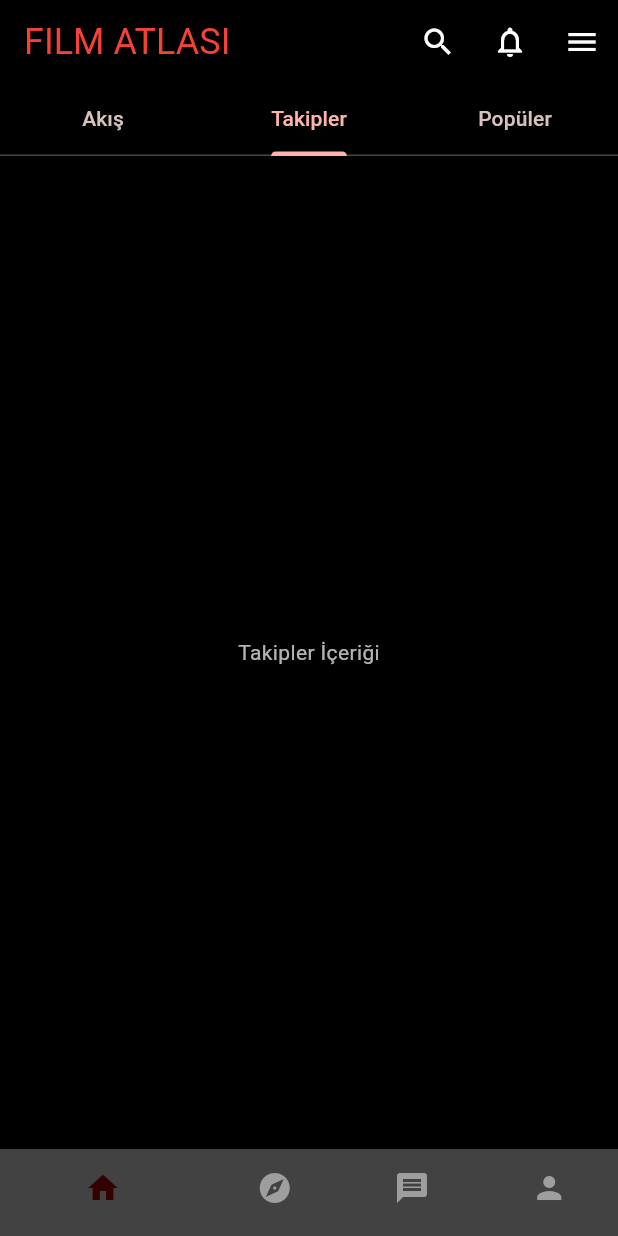
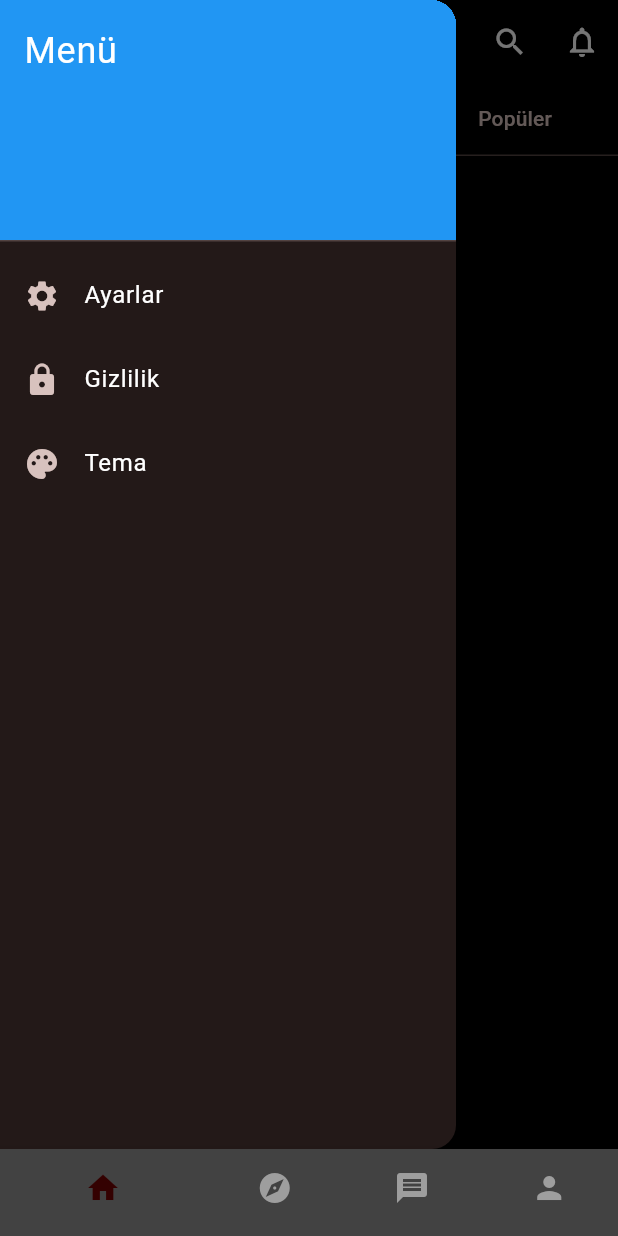
Before and after one commit to film-atlasi/film-atlasi, a Flutter app: the screen it shows after launch, tab 2 chosen, with the side drawer open (before the commit the screen has no drawer), on a phone screen of 412 x 824 dp. Run offline on Flutter 3.47's test engine with Material 3 defaults, Android fonts, the phone set to English and light mode, and no system bars; our stand-ins replace cloud_firestore, firebase_auth, firebase_core, flutter_rating_bar; missing offline and left inert: auto_size_text_field; accounts and stored records are empty; network calls fail.

Commit message:
appbar pushlandı
okay

```diff
--- a/lib/features/movie/screens/Anasayfa.dart
+++ b/lib/features/movie/screens/Anasayfa.dart
@@ -3,31 +3,31 @@ import 'package:film_atlasi/features/movie/screens/FilmSeed.dart';
 import 'package:flutter/material.dart';
 
 class Anasayfa extends StatefulWidget {
-  const Anasayfa({Key? key}) : super(key: key);
+  const Anasayfa({super.key});
 
   @override
-  _AnasayfaState createState() => _AnasayfaState();
+  AnasayfaState createState() => AnasayfaState();
 }
 
-class _AnasayfaState extends State<Anasayfa>
+class AnasayfaState extends State<Anasayfa>
     with SingleTickerProviderStateMixin {
-  late TabController _tabController;
+  late TabController tabController;
 
   @override
   void initState() {
     super.initState();
-    _tabController = TabController(length: 3, vsync: this);
+    tabController = TabController(length: 3, vsync: this);
   }
 
   @override
   void dispose() {
-    _tabController.dispose();
+    tabController.dispose();
     super.dispose();
   }
 
   @override
   Widget build(BuildContext context) {
-    final TextTheme _textTheme = Theme.of(context).textTheme;
+    final TextTheme textTheme = Theme.of(context).textTheme;
     List<Widget> actions = [
       IconButton(
         icon: const Icon(Icons.search, color: Colors.white), // Arama ikonu
@@ -41,31 +41,62 @@ class _AnasayfaState extends State<Anasayfa>
           // Bildirim butonu fonksiyonu
         },
       ),
-      IconButton(
-        icon: const Icon(Icons.menu, color: Colors.white), // Menü ikonu
-        onPressed: () {
-          // Menü butonu fonksiyonu
-        },
+    ];
+    return Scaffold(
+      appBar: buildAppBar(textTheme, actions),
+      body: buildTabBarView(),
+      drawer: Drawer(
+        child: ListView(
+          padding: EdgeInsets.zero,
+          children: [
+            DrawerHeader(
+              decoration: BoxDecoration(
+                color: Colors.blue,
+              ),
+              child: Text(
+                'Menü',
+                style: TextStyle(
+                  color: Colors.white,
+                  fontSize: 24,
+                ),
+              ),
+            ),
+            ListTile(
+              leading: Icon(Icons.settings),
+              title: Text('Ayarlar'),
+              onTap: () {
+                // Ayarlar için işlem
+              },
+            ),
+            ListTile(
+              leading: Icon(Icons.lock),
+              title: Text('Gizlilik'),
+              onTap: () {
+                // Gizlilik için işlem
+              },
+            ),
+            ListTile(
+              leading: Icon(Icons.palette),
+              title: Text('Tema'),
+              onTap: () {
+                // Tema için işlem
+              },
+            ),
+          ],
+        ),
       ),
-    ];
-
-    return Scaffold(
-      appBar: buildAppBar(_textTheme, actions),
-      body: buildTabBarView(),
     );
   }
 
-
-
-  AppBar buildAppBar(TextTheme _textTheme, List<Widget> actions) {
+  AppBar buildAppBar(TextTheme textTheme, List<Widget> actions) {
     return AppBar(
       title: Text(
         AppConstants.AppName.toUpperCase(),
-        style: _textTheme.headlineSmall?.copyWith(color: AppConstants.red),
+        style: textTheme.headlineSmall?.copyWith(color: AppConstants.red),
       ),
       actions: actions,
       bottom: TabBar(
-        controller: _tabController,
+        controller: tabController,
         tabs: const [
           Tab(text: 'Akış'),
           Tab(text: 'Takipler'),
@@ -77,7 +108,7 @@ class _AnasayfaState extends State<Anasayfa>
 
   Widget buildTabBarView() {
     return TabBarView(
-      controller: _tabController,
+      controller: tabController,
       children: [
         FilmSeedPage(),
         Center(child: Text('Takipler İçeriği')),
```
